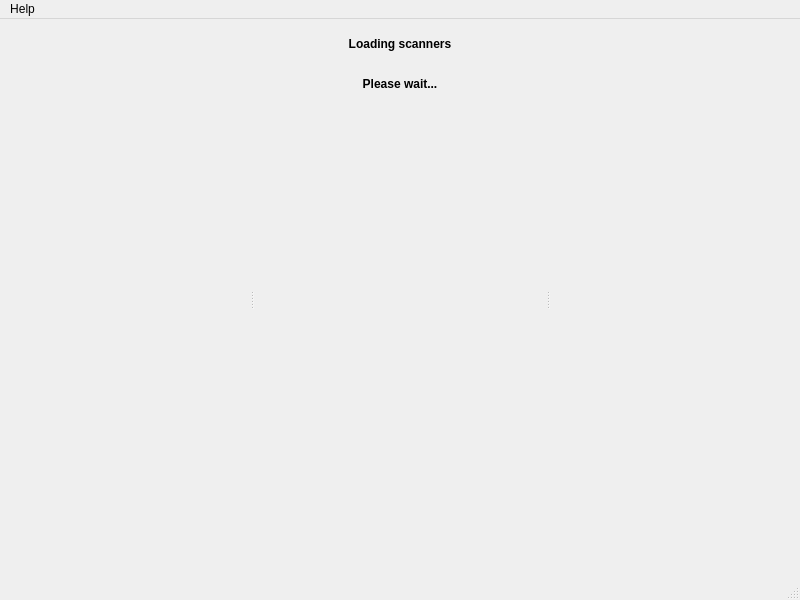
Old version of the form src/gui/main_window.ui in the repository p12tic/sanescan.
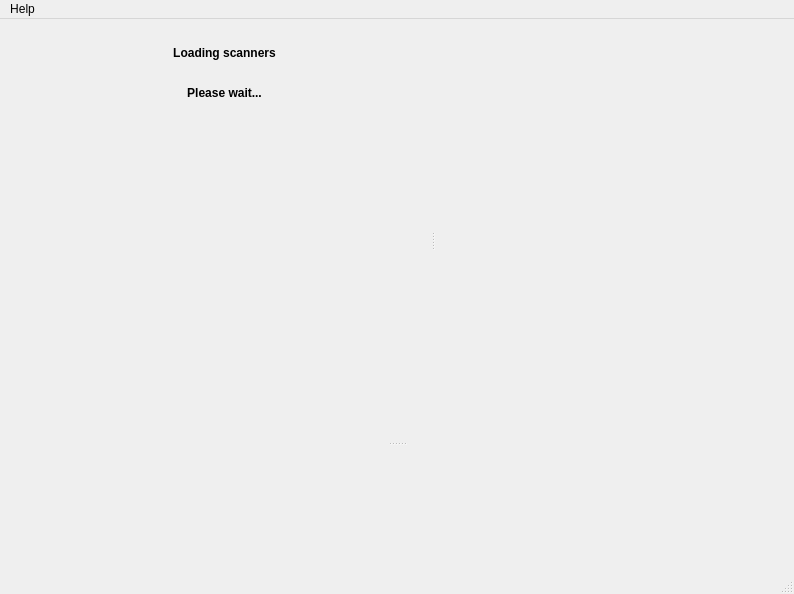
New version of the form. The open tabs and pages were chosen to show the change. Custom widgets are drawn as their Qt base class.

Commit message: gui: Move the page list bar to the bottom of the window

Diff of the .ui file:
```diff
--- a/src/gui/main_window.ui
+++ b/src/gui/main_window.ui
@@ -6,8 +6,8 @@
    <rect>
     <x>0</x>
     <y>0</y>
-    <width>800</width>
-    <height>600</height>
+    <width>794</width>
+    <height>594</height>
    </rect>
   </property>
   <property name="windowTitle">
@@ -22,7 +22,23 @@
    </property>
    <layout class="QGridLayout" name="gridLayout">
     <item row="0" column="0">
+     <widget class="QWidget" name="widget" native="true">
+      <layout class="QVBoxLayout" name="verticalLayout">
+       <item>
      <widget class="QSplitter" name="splitter">
+         <property name="orientation">
+          <enum>Qt::Vertical</enum>
+         </property>
+         <widget class="QWidget" name="widget_2" native="true">
+          <property name="sizePolicy">
+           <sizepolicy hsizetype="Preferred" vsizetype="Preferred">
+            <horstretch>0</horstretch>
+            <verstretch>0</verstretch>
+           </sizepolicy>
+          </property>
+          <layout class="QHBoxLayout" name="horizontalLayout">
+           <item>
+            <widget class="QSplitter" name="splitter_vertical">
       <property name="sizePolicy">
        <sizepolicy hsizetype="Expanding" vsizetype="Expanding">
         <horstretch>0</horstretch>
@@ -32,14 +48,6 @@
       <property name="orientation">
        <enum>Qt::Horizontal</enum>
       </property>
-      <widget class="sanescan::PageListView" name="page_list" native="true">
-       <property name="sizePolicy">
-        <sizepolicy hsizetype="Preferred" vsizetype="Expanding">
-         <horstretch>0</horstretch>
-         <verstretch>0</verstretch>
-        </sizepolicy>
-       </property>
-      </widget>
       <widget class="QStackedWidget" name="stack_settings">
        <property name="sizePolicy">
         <sizepolicy hsizetype="Preferred" vsizetype="Expanding">
@@ -51,7 +59,7 @@
         <number>0</number>
        </property>
        <widget class="QWidget" name="page_loading">
-        <layout class="QVBoxLayout" name="verticalLayout">
+               <layout class="QVBoxLayout" name="verticalLayout_7">
          <item>
           <widget class="QLabel" name="label_loading">
            <property name="text">
@@ -60,7 +68,7 @@
           </widget>
          </item>
          <item>
-          <spacer name="verticalSpacer">
+                 <spacer name="v_spacer1">
            <property name="orientation">
             <enum>Qt::Vertical</enum>
            </property>
@@ -125,13 +133,28 @@
     </item>
    </layout>
   </widget>
+         <widget class="sanescan::PageListView" name="page_list" native="true">
+          <property name="sizePolicy">
+           <sizepolicy hsizetype="Preferred" vsizetype="Expanding">
+            <horstretch>0</horstretch>
+            <verstretch>0</verstretch>
+           </sizepolicy>
+          </property>
+         </widget>
+        </widget>
+       </item>
+      </layout>
+     </widget>
+    </item>
+   </layout>
+  </widget>
   <widget class="QMenuBar" name="menubar">
    <property name="geometry">
     <rect>
      <x>0</x>
      <y>0</y>
-     <width>800</width>
-     <height>33</height>
+     <width>794</width>
+     <height>35</height>
     </rect>
    </property>
    <widget class="QMenu" name="menu_help">
```
Left out of the diff: 8 changed lines with no effect on the pictures. Lines whose indentation alone changed are shown as unchanged. The commit also changes 2 other files.
